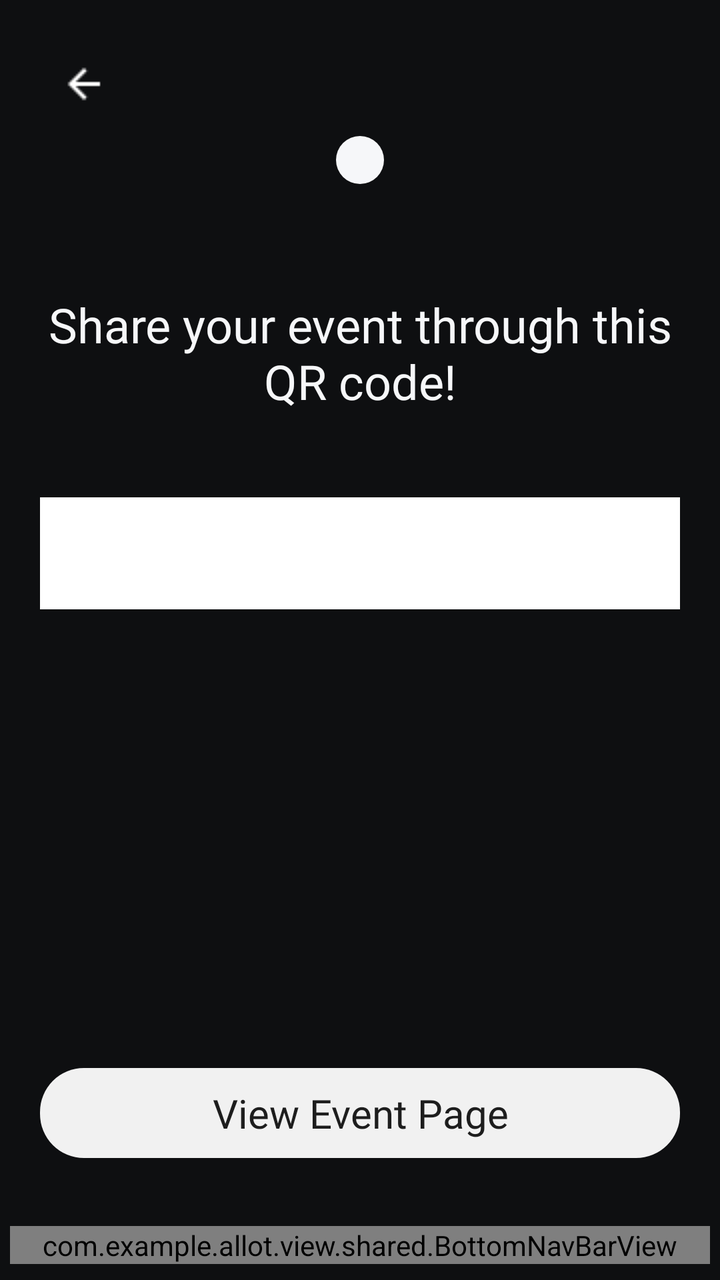
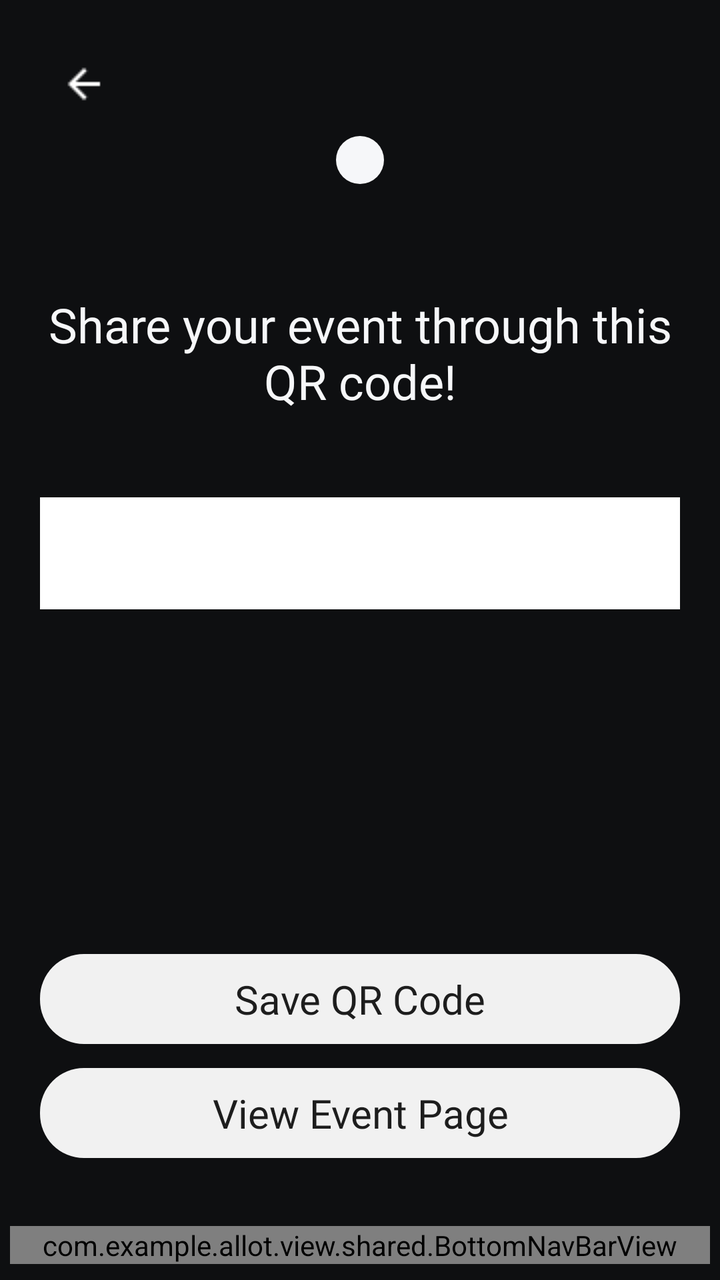

Screens rendered from an Android XML layout before and after an edit, with the pre-edit source and the edit as a unified diff.
<!-- AndroidManifest.xml: application theme Theme.Allot -->
<!-- res/layout/activity_event_qr_code.xml -->
<?xml version="1.0" encoding="utf-8"?>
<LinearLayout xmlns:android="http://schemas.android.com/apk/res/android"
    android:layout_width="match_parent"
    android:layout_height="match_parent"
    android:background="@color/screen_bg"
    android:orientation="vertical">

    <LinearLayout
        android:layout_width="match_parent"
        android:layout_height="0dp"
        android:layout_weight="1"
        android:orientation="vertical"
        android:paddingStart="20dp"
        android:paddingTop="20dp"
        android:paddingEnd="20dp"
        android:paddingBottom="16dp">

        <ImageButton
            android:id="@+id/backButton"
            android:layout_width="44dp"
            android:layout_height="44dp"
            android:background="@null"
            android:contentDescription="@string/event_detail_back"
            android:padding="10dp"
            android:src="@drawable/arrow_back" />

        <View
            android:layout_width="24dp"
            android:layout_height="24dp"
            android:layout_gravity="center_horizontal"
            android:layout_marginTop="4dp"
            android:background="@drawable/bg_create_event_success_dot" />

        <TextView
            android:layout_width="match_parent"
            android:layout_height="wrap_content"
            android:layout_marginTop="54dp"
            android:fontFamily="@font/varela_round_regular"
            android:gravity="center"
            android:text="@string/event_qr_title"
            android:textColor="@color/text_primary"
            android:textSize="24sp" />

        <FrameLayout
            android:layout_width="match_parent"
            android:layout_height="wrap_content"
            android:layout_marginTop="42dp"
            android:background="@android:color/white"
            android:padding="28dp">

            <ImageView
                android:id="@+id/qrImageView"
                android:layout_width="match_parent"
                android:layout_height="wrap_content"
                android:adjustViewBounds="true"
                android:contentDescription="@string/event_qr_image_description"
                android:scaleType="fitCenter" />

            <TextView
                android:id="@+id/qrErrorText"
                android:layout_width="match_parent"
                android:layout_height="wrap_content"
                android:layout_gravity="center"
                android:fontFamily="@font/varela_round_regular"
                android:gravity="center"
                android:text="@string/event_qr_generation_failure"
                android:textColor="@color/black"
                android:textSize="16sp"
                android:visibility="gone" />
        </FrameLayout>

        <View
            android:layout_width="match_parent"
            android:layout_height="0dp"
            android:layout_weight="1" />

        <TextView
            android:id="@+id/viewEventPageButton"
            android:layout_width="match_parent"
            android:layout_height="45dp"
            android:layout_marginBottom="18dp"
            android:background="@drawable/bg_waitlist_button"
            android:clickable="true"
            android:focusable="true"
            android:fontFamily="@font/varela_round_regular"
            android:gravity="center"
            android:text="@string/create_event_success_view_event"
            android:textColor="#1D1D1D"
            android:textSize="20sp" />
    </LinearLayout>

    <com.example.allot.view.shared.BottomNavBarView
        android:id="@+id/bottomNavBar"
        android:layout_width="match_parent"
        android:layout_height="wrap_content"
        android:layout_marginStart="5dp"
        android:layout_marginEnd="5dp"
        android:layout_marginBottom="8dp" />

</LinearLayout>
<!-- resources referenced by this layout -->
<resources>
  <color name="black">#FF000000</color>
  <color name="screen_bg">#0E0F11</color>
  <color name="text_primary">#F6F7F9</color>
  <!-- drawable arrow_back: png bitmap (drawable, 223 bytes) -->
  <!-- drawable bg_create_event_success_dot (drawable) -->
  <?xml version="1.0" encoding="utf-8"?>
  <shape xmlns:android="http://schemas.android.com/apk/res/android"
      android:shape="oval">
      <size
          android:width="24dp"
          android:height="24dp" />
      <solid android:color="@color/text_primary" />
  </shape>
  <!-- drawable bg_waitlist_button (drawable) -->
  <?xml version="1.0" encoding="utf-8"?>
  <shape xmlns:android="http://schemas.android.com/apk/res/android" android:shape="rectangle">
      <solid android:color="#F1F1F1" />
      <corners android:radius="22dp" />
  </shape>
  <string name="create_event_success_view_event">View Event Page</string>
  <string name="event_detail_back">Go back</string>
  <string name="event_qr_generation_failure">Could not generate this QR code right now.</string>
  <string name="event_qr_image_description">QR code for this event</string>
  <string name="event_qr_title">Share your event through this QR code!</string>
  <style name="Theme.Allot" parent="Base.Theme.Allot" />
  <style name="Base.Theme.Allot" parent="Theme.Material3.DayNight.NoActionBar">
          
          
      </style>
</resources>

<!-- the commit's change to res/layout/activity_event_qr_code.xml (unified diff, before → after) -->
@@ -75,6 +75,20 @@
             android:layout_weight="1" />
 
         <TextView
+            android:id="@+id/saveQrButton"
+            android:layout_width="match_parent"
+            android:layout_height="45dp"
+            android:layout_marginBottom="12dp"
+            android:background="@drawable/bg_waitlist_button"
+            android:clickable="true"
+            android:focusable="true"
+            android:fontFamily="@font/varela_round_regular"
+            android:gravity="center"
+            android:text="@string/event_qr_save_button"
+            android:textColor="#1D1D1D"
+            android:textSize="20sp" />
+
+        <TextView
             android:id="@+id/viewEventPageButton"
             android:layout_width="match_parent"
             android:layout_height="45dp"
<!-- resource entries referenced after the edit -->
@@ -23,6 +23,7 @@
   <string name="event_detail_back">Go back</string>
   <string name="event_qr_generation_failure">Could not generate this QR code right now.</string>
   <string name="event_qr_image_description">QR code for this event</string>
+  <string name="event_qr_save_button">Save QR Code</string>
   <string name="event_qr_title">Share your event through this QR code!</string>
   <style name="Theme.Allot" parent="Base.Theme.Allot" />
   <style name="Base.Theme.Allot" parent="Theme.Material3.DayNight.NoActionBar">
